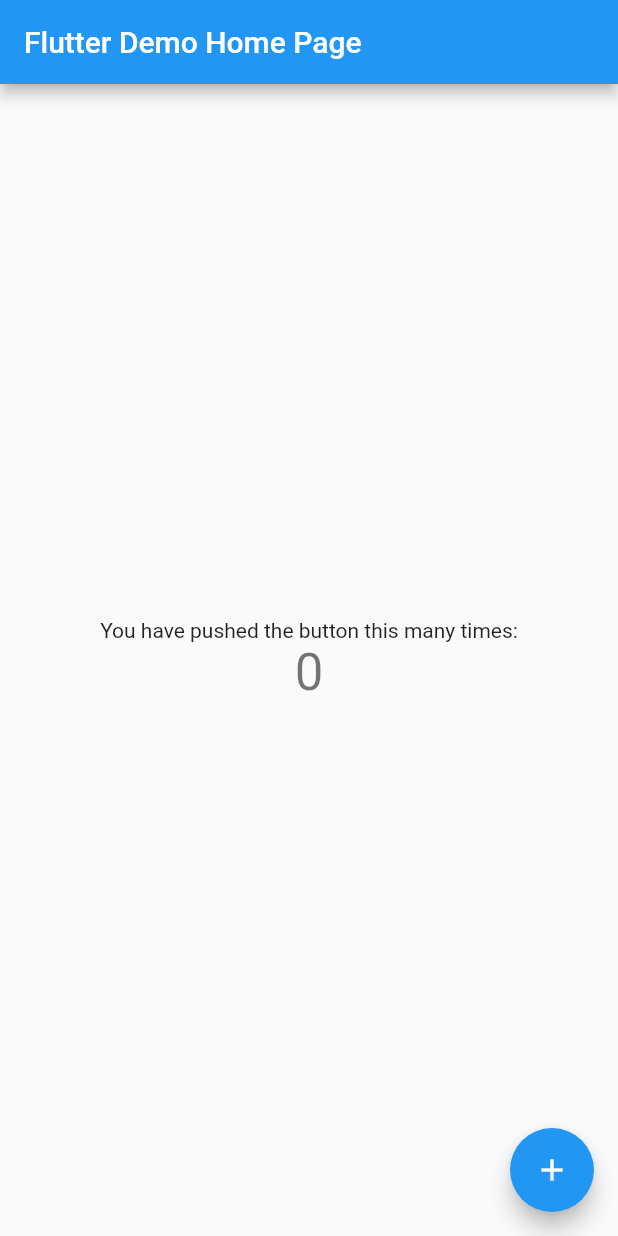
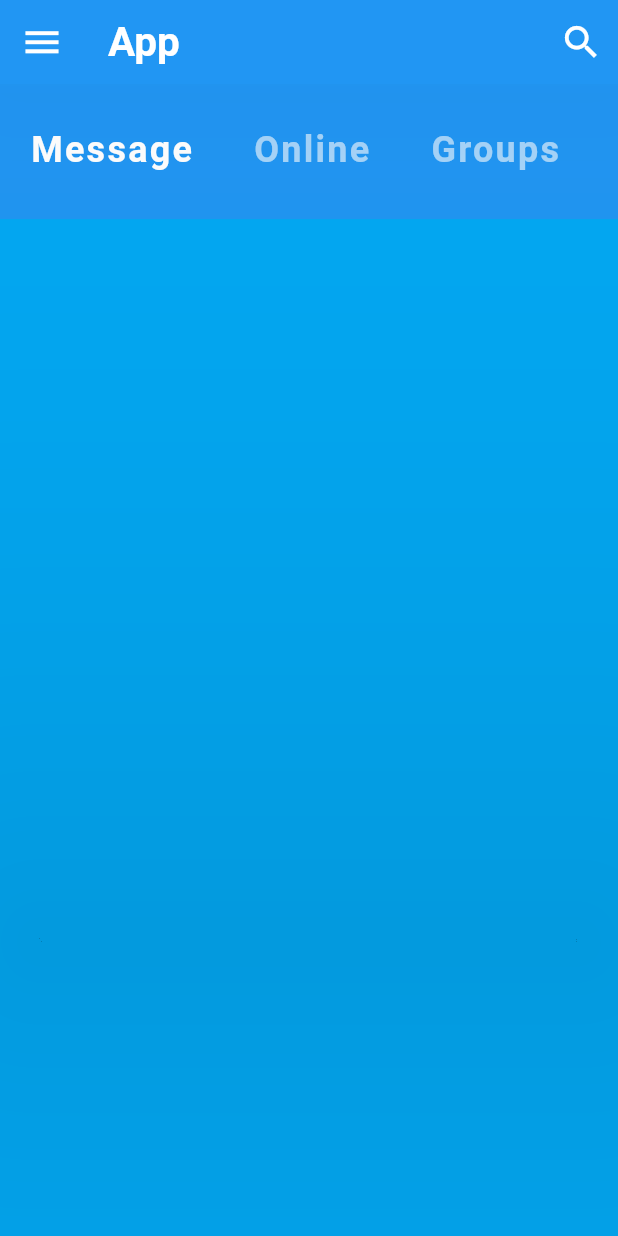
Before and after one commit to wailsamjouni/chat_clone, a Flutter app: the screen it shows after launch, on a phone screen of 412 x 824 dp. Run offline on Flutter 3.47's test engine with Material 2 defaults, Android fonts, the phone set to English and light mode, and no system bars.

Commit message:
category listview

```diff
--- a/lib/main.dart
+++ b/lib/main.dart
@@ -1,3 +1,4 @@
+import 'package:chat_clone/screens/home_screen.dart';
 import 'package:flutter/material.dart';
 
 void main() {
@@ -13,92 +14,8 @@
       theme: ThemeData(
         primarySwatch: Colors.blue,
       ),
-      home: MyHomePage(title: 'Flutter Demo Home Page'),
+      debugShowCheckedModeBanner: false,
+      home: HomeScreen(),
     );
   }
 }
-
-class MyHomePage extends StatefulWidget {
-  MyHomePage({Key? key, required this.title}) : super(key: key);
-
-  // This widget is the home page of your application. It is stateful, meaning
-  // that it has a State object (defined below) that contains fields that affect
-  // how it looks.
-
-  // This class is the configuration for the state. It holds the values (in this
-  // case the title) provided by the parent (in this case the App widget) and
-  // used by the build method of the State. Fields in a Widget subclass are
-  // always marked "final".
-
-  final String title;
-
-  @override
-  _MyHomePageState createState() => _MyHomePageState();
-}
-
-class _MyHomePageState extends State<MyHomePage> {
-  int _counter = 0;
-
-  void _incrementCounter() {
-    setState(() {
-      // This call to setState tells the Flutter framework that something has
-      // changed in this State, which causes it to rerun the build method below
-      // so that the display can reflect the updated values. If we changed
-      // _counter without calling setState(), then the build method would not be
-      // called again, and so nothing would appear to happen.
-      _counter++;
-    });
-  }
-
-  @override
-  Widget build(BuildContext context) {
-    // This method is rerun every time setState is called, for instance as done
-    // by the _incrementCounter method above.
-    //
-    // The Flutter framework has been optimized to make rerunning build methods
-    // fast, so that you can just rebuild anything that needs updating rather
-    // than having to individually change instances of widgets.
-    return Scaffold(
-      appBar: AppBar(
-        // Here we take the value from the MyHomePage object that was created by
-        // the App.build method, and use it to set our appbar title.
-        title: Text(widget.title),
-      ),
-      body: Center(
-        // Center is a layout widget. It takes a single child and positions it
-        // in the middle of the parent.
-        child: Column(
-          // Column is also a layout widget. It takes a list of children and
-          // arranges them vertically. By default, it sizes itself to fit its
-          // children horizontally, and tries to be as tall as its parent.
-          //
-          // Invoke "debug painting" (press "p" in the console, choose the
-          // "Toggle Debug Paint" action from the Flutter Inspector in Android
-          // Studio, or the "Toggle Debug Paint" command in Visual Studio Code)
-          // to see the wireframe for each widget.
-          //
-          // Column has various properties to control how it sizes itself and
-          // how it positions its children. Here we use mainAxisAlignment to
-          // center the children vertically; the main axis here is the vertical
-          // axis because Columns are vertical (the cross axis would be
-          // horizontal).
-          mainAxisAlignment: MainAxisAlignment.center,
-          children: <Widget>[
-            Text(
-              'You have pushed the button this many times:',
-            ),
-            Text(
-              '$_counter',
-              style: Theme.of(context).textTheme.headline4,
-            ),
-          ],
-        ),
-      ),
-      floatingActionButton: FloatingActionButton(
-        onPressed: _incrementCounter,
-        tooltip: 'Increment',
-        child: Icon(Icons.add),
-      ), // This trailing comma makes auto-formatting nicer for build methods.
-    );
-  }
-}
--- a/lib/models/user_model.dart
+++ b/lib/models/user_model.dart
@@ -4,8 +4,8 @@
   final String imageUrl;
 
   User({
-    this.id,
-    this.name,
-    this.imageUrl,
+    required this.id,
+    required this.name,
+    required this.imageUrl,
   });
 }
--- /dev/null
+++ b/lib/screens/home_screen.dart
@@ -0,0 +1,46 @@
+import 'package:chat_clone/widgets/category_widget.dart';
+import 'package:flutter/material.dart';
+
+class HomeScreen extends StatefulWidget {
+  const HomeScreen({Key? key}) : super(key: key);
+
+  @override
+  _HomeScreenState createState() => _HomeScreenState();
+}
+
+class _HomeScreenState extends State<HomeScreen> {
+  @override
+  Widget build(BuildContext context) {
+    return Scaffold(
+        appBar: AppBar(
+          leading: IconButton(
+              onPressed: () {},
+              icon: Icon(
+                Icons.menu,
+                size: 29.0,
+                color: Colors.white,
+              )),
+          title: Text(
+            'App',
+            style: TextStyle(fontSize: 27, fontWeight: FontWeight.bold),
+          ),
+          actions: <Widget>[
+            Padding(
+              padding: const EdgeInsets.all(10.0),
+              child: Icon(
+                Icons.search,
+                size: 29.0,
+                color: Colors.white,
+              ),
+            )
+          ],
+          elevation: 300.0,
+        ),
+        body: Column(
+          children: <Widget>[
+            CategoryWidget(),
+          ],
+        ),
+        backgroundColor: Colors.lightBlue);
+  }
+}
--- /dev/null
+++ b/lib/widgets/category_widget.dart
@@ -0,0 +1,47 @@
+import 'package:flutter/material.dart';
+
+class CategoryWidget extends StatefulWidget {
+  const CategoryWidget({Key? key}) : super(key: key);
+
+  @override
+  _CategoryWidgetState createState() => _CategoryWidgetState();
+}
+
+class _CategoryWidgetState extends State<CategoryWidget> {
+  int _selectedIndex = 0;
+  final List<String> listCategory = ['Message', 'Online', 'Groups', 'Requests'];
+  @override
+  @override
+  Widget build(BuildContext context) {
+    return Container(
+      height: 90,
+      color: Colors.blue,
+      child: ListView.builder(
+          scrollDirection: Axis.horizontal,
+          itemCount: listCategory.length,
+          itemBuilder: (BuildContext context, int index) {
+            return GestureDetector(
+              onTap: () {
+                setState(() {
+                  _selectedIndex = index;
+                });
+              },
+              child: Padding(
+                padding: const EdgeInsets.symmetric(
+                    horizontal: 20.0, vertical: 30.0),
+                child: Text(
+                  listCategory[index],
+                  style: TextStyle(
+                      fontSize: 24,
+                      fontWeight: FontWeight.bold,
+                      color: index == _selectedIndex
+                          ? Colors.white
+                          : Colors.white60,
+                      letterSpacing: 1.5),
+                ),
+              ),
+            );
+          }),
+    );
+  }
+}
```
Also changed, not shown: lib/models/message_model.dart (+34 -38 lines), assets/images/billie.jpg (renamed from assets/images/greg.jpg), assets/images/kamal.jpg (renamed from assets/images/john.jpg), assets/images/kamilia.jpg (renamed from assets/images/olivia.jpg), assets/images/nicole.jpg (renamed from assets/images/sam.jpg), assets/images/tupac.jpg (renamed from assets/images/steven.jpg), assets/images/wail.jpg (renamed from assets/images/james.jpg).
